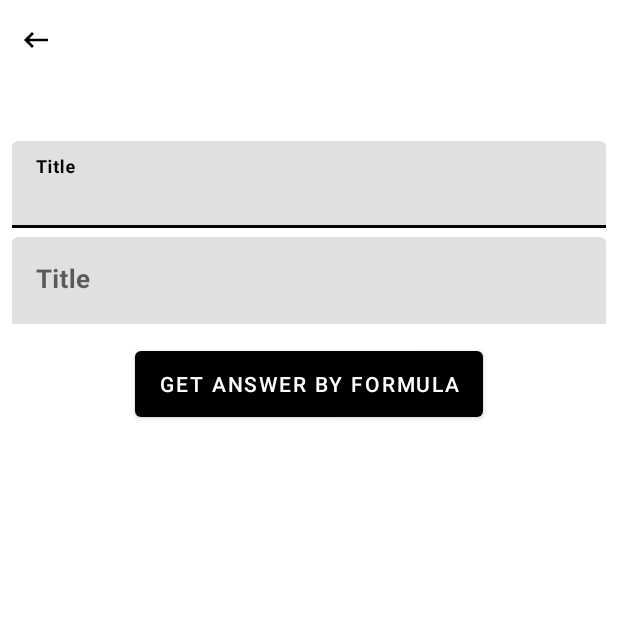
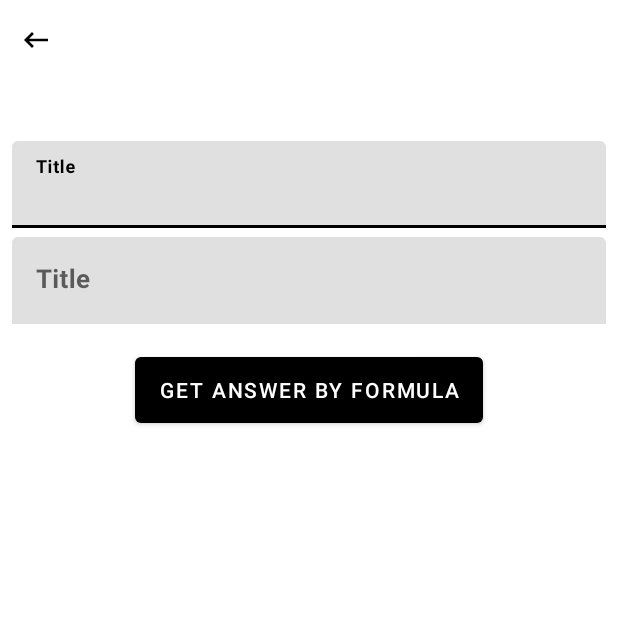
Before and after one commit to prathviksankaliya/Math-Equations, an Android app: the SubCategoryActivity screen opened directly, with no data from a screen before it, on a phone screen of 412 x 824 dp, the top half of it. Run offline under Robolectric (Android 15) with nearby library versions, the phone set to English and light mode, and no system bars; 17 statements that could not run were skipped.

Commit message:
some changes

```diff
--- a/app/src/main/java/com/itcraftsolution/mathequations/SubCategoryActivity.java
+++ b/app/src/main/java/com/itcraftsolution/mathequations/SubCategoryActivity.java
@@ -403,7 +403,7 @@ public class SubCategoryActivity extends AppCompatActivity {
 
         }else if(catName.equals("Arithmetic Sequence"))
         {
-             desc = catDesc + " \n\n a = first term" + //4
+             desc = catDesc + " \n\n a = first term" + //3
                     "\n" +
                     "d = difference" +
                     "\n" +
@@ -415,7 +415,7 @@ public class SubCategoryActivity extends AppCompatActivity {
             binding.txInput2.setHint("Set value of d");
             binding.txInput3.setHint("Set value of n");
 
-        }else if(catName.equals("Geometric Sequence"))//4
+        }else if(catName.equals("Geometric Sequence"))//3
         {
              desc = catDesc + " \n\n a = first term" +
                     "\n" +
@@ -461,7 +461,7 @@ public class SubCategoryActivity extends AppCompatActivity {
             binding.txInput3.setHint("Set value of c");
         }else if(catName.equals("Perimeter of Square"))
         {
-             desc = catDesc + " \n\n Perimeter of Square (P) = 4 × Side";//4
+             desc = catDesc + " \n\n Perimeter of Square (P) = 4 × Side";//1
             binding.txInput2.setVisibility(View.GONE);
             binding.txInput1.setHint("Set value of a");
         }else if(catName.equals("Percentage"))
--- a/app/src/main/res/layout/activity_sub_category.xml
+++ b/app/src/main/res/layout/activity_sub_category.xml
@@ -102,8 +102,8 @@
         android:layout_marginHorizontal="8dp"
         android:layout_marginTop="6dp"
         android:maxLines="1"
+        app:boxStrokeWidth="0dp"
         android:visibility="gone"
-        app:boxStrokeWidth="0dp"
         app:layout_constraintEnd_toEndOf="parent"
         app:layout_constraintHorizontal_bias="0.5"
         app:layout_constraintStart_toStartOf="parent"
@@ -121,31 +121,6 @@
             android:textStyle="bold" />
     </com.google.android.material.textfield.TextInputLayout>
 
-    <com.google.android.material.textfield.TextInputLayout
-        android:id="@+id/txInput4"
-        android:layout_width="match_parent"
-        android:layout_height="wrap_content"
-        android:layout_marginHorizontal="8dp"
-        android:layout_marginTop="6dp"
-        android:maxLines="1"
-        android:visibility="gone"
-        app:boxStrokeWidth="0dp"
-        app:layout_constraintEnd_toEndOf="parent"
-        app:layout_constraintHorizontal_bias="0.5"
-        app:layout_constraintStart_toStartOf="parent"
-        app:layout_constraintTop_toBottomOf="@+id/txInput3">
-
-        <com.google.android.material.textfield.TextInputEditText
-            android:id="@+id/txFormulaValue4"
-            android:layout_width="match_parent"
-            android:layout_height="wrap_content"
-            android:hint="Title"
-            android:inputType="number"
-            android:maxLines="2"
-            android:textColor="@color/black"
-            android:textSize="17sp"
-            android:textStyle="bold" />
-    </com.google.android.material.textfield.TextInputLayout>
 
     <LinearLayout
         android:id="@+id/llTxAns"
@@ -179,11 +154,11 @@
         android:layout_width="wrap_content"
         android:layout_height="?attr/actionBarSize"
         android:text="Get Answer by Formula"
-        android:layout_marginTop="12dp"
+        android:layout_marginTop="16dp"
         app:layout_constraintEnd_toEndOf="parent"
         app:layout_constraintHorizontal_bias="0.5"
         app:layout_constraintStart_toStartOf="parent"
-        app:layout_constraintTop_toBottomOf="@+id/txInput2" />
+        app:layout_constraintTop_toBottomOf="@+id/txInput3" />
 
 
 </androidx.constraintlayout.widget.ConstraintLayout>
```
